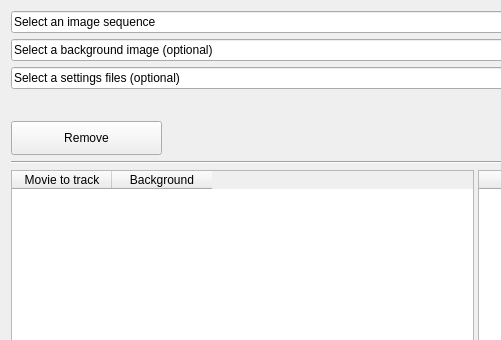
This is src/batch.ui in FastTrackOrg/FastTrack as Qt 5 draws it before an edit; both pictures show x 0 to 501 and y 0 to 340 of the 952 by 677 pixel window. The edited form follows.
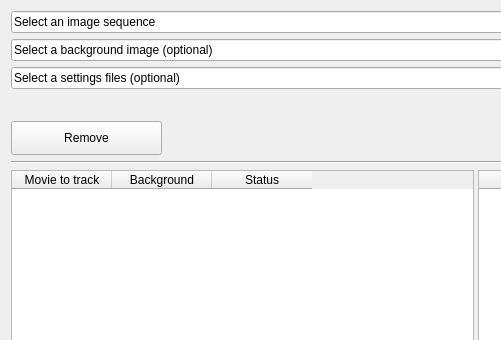
This is the edited form.

Commit message: [feat] batch: add progress bar

Diff of the .ui file:
```diff
--- a/src/batch.ui
+++ b/src/batch.ui
@@ -165,6 +165,11 @@
         <string>Background</string>
        </property>
       </column>
+      <column>
+       <property name="text">
+        <string>Status</string>
+       </property>
+      </column>
      </widget>
      <widget class="QTableWidget" name="tableParameters">
       <property name="sortingEnabled">
```
The commit also changes 1 other file.
